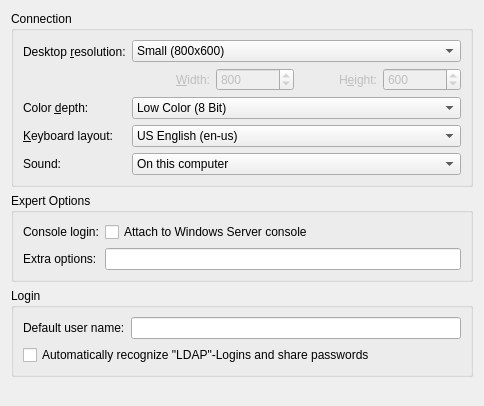
Qt form rdp/rdppreferences.ui (KDE/krdc) before a commit.
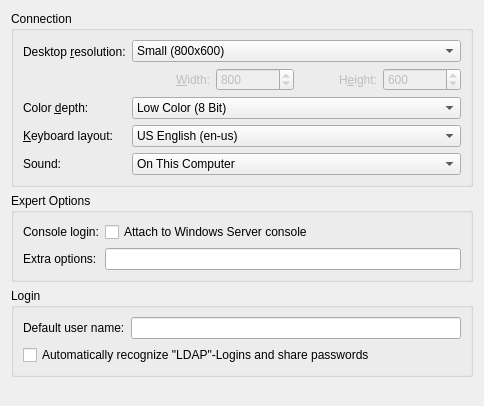
The same form after that commit. Custom widgets are drawn as their Qt base class.

Patch:
```diff
--- a/rdp/rdppreferences.ui
+++ b/rdp/rdppreferences.ui
@@ -417,7 +417,7 @@
        <widget class="KComboBox" name="kcfg_Sound">
         <item>
          <property name="text">
-          <string>On this computer</string>
+          <string>On This Computer</string>
          </property>
         </item>
         <item>
```
Left out of the diff: 8 changed lines with no effect on the pictures.
